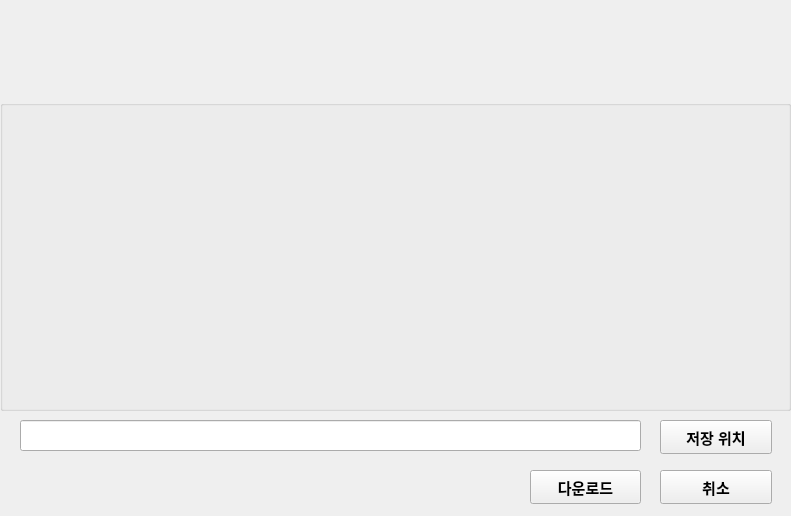
This is View/ChoiceWindows.ui in aossuper7/YoutubeVideoSoundSourceExtraction as Qt 5 draws it before an edit. The edited form follows.
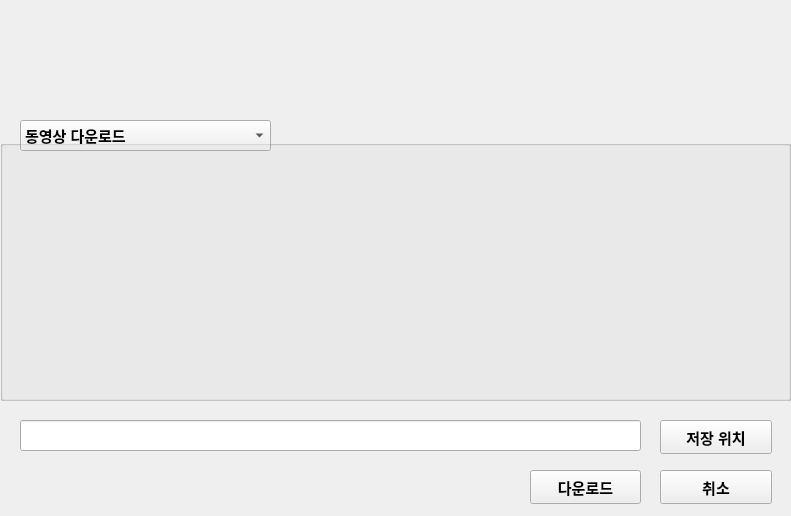
This is the edited form. Icons and pictures are not drawn.

The edit to the form file:
```diff
--- a/View/ChoiceWindows.ui
+++ b/View/ChoiceWindows.ui
@@ -115,9 +115,9 @@
     <property name="geometry">
      <rect>
       <x>20</x>
-      <y>20</y>
+      <y>10</y>
       <width>141</width>
-      <height>71</height>
+      <height>81</height>
      </rect>
     </property>
     <property name="text">
@@ -144,9 +144,9 @@
     <property name="geometry">
      <rect>
       <x>0</x>
-      <y>100</y>
+      <y>140</y>
       <width>791</width>
-      <height>311</height>
+      <height>261</height>
      </rect>
     </property>
     <property name="title">
@@ -202,6 +202,48 @@
      <string>다운로드</string>
     </property>
    </widget>
+   <widget class="QComboBox" name="comboBox">
+    <property name="geometry">
+     <rect>
+      <x>20</x>
+      <y>120</y>
+      <width>251</width>
+      <height>31</height>
+     </rect>
+    </property>
+    <property name="editable">
+     <bool>false</bool>
+    </property>
+    <property name="currentText">
+     <string>동영상 다운로드</string>
+    </property>
+    <property name="maxVisibleItems">
+     <number>2</number>
+    </property>
+    <item>
+     <property name="text">
+      <string>동영상 다운로드</string>
+     </property>
+    </item>
+    <item>
+     <property name="text">
+      <string>오디오 추출</string>
+     </property>
+    </item>
+   </widget>
+   <widget class="QGroupBox" name="groupBox_2">
+    <property name="geometry">
+     <rect>
+      <x>0</x>
+      <y>140</y>
+      <width>791</width>
+      <height>261</height>
+     </rect>
+    </property>
+    <property name="title">
+     <string/>
+    </property>
+   </widget>
   </widget>
  </widget>
  <resources>
```
